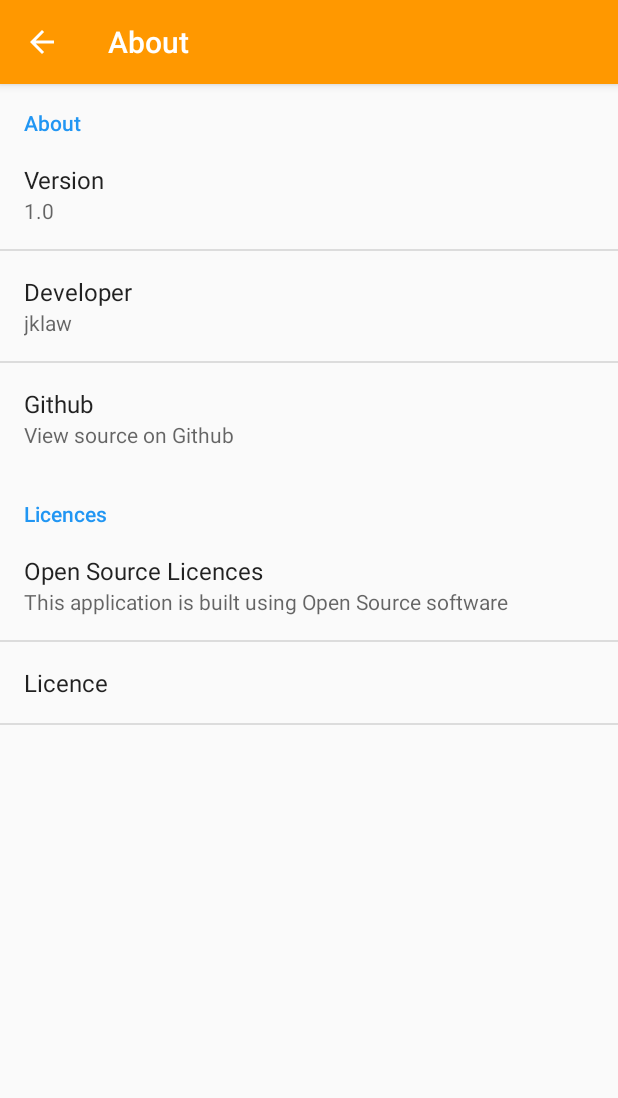
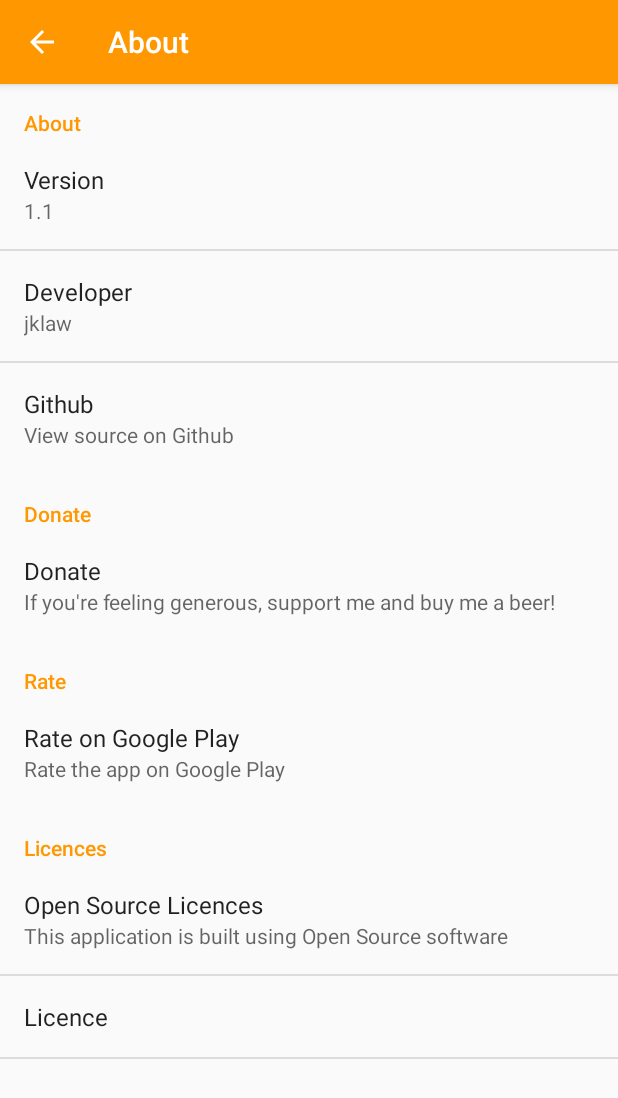
Before and after one commit to jkl1690/Bitconnect-Carlos-Soundboard, an Android app: the AboutActivity screen opened directly, with no data from a screen before it, on a phone screen of 412 x 824 dp. Shown: the top 1098 px of the screen. Run offline under Robolectric (Android 15) with nearby library versions, the phone set to English and light mode, and no system bars; our stand-ins replace AdMob; libraries missing offline, so code that uses them is left out: de.psdev.licensesdialog.

Commit message:
MediaPlayer fix, layout changes
MediaPlayer fix
Layout changes
Licence change
Preference cleanup

```diff
--- a/app/src/main/java/tech/jklaw/bitconnectcarlossoundboard/AppCompatPreferenceActivity.java
+++ b/app/src/main/java/tech/jklaw/bitconnectcarlossoundboard/AppCompatPreferenceActivity.java
@@ -22,6 +22,7 @@ import android.content.res.Configuration;
 import android.os.Bundle;
 import android.preference.PreferenceActivity;
 import android.support.annotation.LayoutRes;
+import android.support.annotation.NonNull;
 import android.support.annotation.Nullable;
 import android.support.v7.app.ActionBar;
 import android.support.v7.app.AppCompatDelegate;
@@ -59,6 +60,7 @@ public abstract class AppCompatPreferenceActivity extends PreferenceActivity {
         getDelegate().setSupportActionBar(toolbar);
     }
 
+    @NonNull
     @Override
     public MenuInflater getMenuInflater() {
         return getDelegate().getMenuInflater();
--- a/app/src/main/res/layout/content_main.xml
+++ b/app/src/main/res/layout/content_main.xml
@@ -26,7 +26,7 @@
     <ListView
         android:id="@+id/listView"
         android:layout_width="match_parent"
-        android:layout_height="wrap_content"
+        android:layout_height="460dp"
         android:layout_alignParentStart="true"
         android:layout_alignParentTop="true"
         android:footerDividersEnabled="false"
--- a/app/src/main/res/values/colors.xml
+++ b/app/src/main/res/values/colors.xml
@@ -20,5 +20,5 @@
 <resources>
     <color name="colorPrimary">#FF9800</color>
     <color name="colorPrimaryDark">#F57C00</color>
-    <color name="colorAccent">#2196f3</color>
+    <color name="colorAccent">#FF9800</color>
 </resources>
--- a/app/src/main/res/values/strings.xml
+++ b/app/src/main/res/values/strings.xml
@@ -19,7 +19,7 @@
 <resources>
     <string name="action_about">About</string>
     <string name="app_name">Bitconnect Carlos Soundboard</string>
-    <string name="app_version">1.0</string>
+    <string name="app_version">1.1</string>
     <string name="version_title">Version</string>
     <string name="open_source_about">This application is built using Open Source software</string>
     <string name="licences">Open Source Licences</string>
@@ -32,6 +32,11 @@
     <string name="changelog_title">What\'s New</string>
     <string name="changelog_ok_button">OK</string>
     <string name="changelog_show_full">More…</string>
+    <string name="rate_title">Rate</string>
+    <string name="rate_play">Rate on Google Play</string>
+    <string name="rate_play_summary">Rate the app on Google Play</string>
+    <string name="donate_title">Donate</string>
+    <string name="donate_summary">If you\'re feeling generous, support me and buy me a beer!</string>
     <string-array name="sounds">
         <item>137 Days</item>
         <item>$140000</item>
@@ -76,6 +81,10 @@
         <item>Wusuwusuwusu</item>
         <item>Yeyeyeyeyeye</item>
     </string-array>
+    <string-array name="donation_google_catalog_values">
+        <item>2 Pounds</item>
+        <item>5 Pounds</item>
+    </string-array>
+    <string name="donation_paypal_item">Donation</string>
     <string name="title_about">About</string>
-
 </resources>
--- a/app/src/main/res/xml/about.xml
+++ b/app/src/main/res/xml/about.xml
@@ -38,6 +38,28 @@
         </Preference>
     </PreferenceCategory>
     <PreferenceCategory
+        android:title="Donate">
+        <Preference
+            android:key="donate"
+            android:summary="@string/donate_summary"
+            android:title="@string/donate_title">
+            <intent
+                android:action="android.intent.action.VIEW"
+                android:targetPackage="tech.jklaw.bitconnectcarlossoundboard"
+                android:targetClass="tech.jklaw.bitconnectcarlossoundboard.DonationsActivity" />
+        </Preference>
+    </PreferenceCategory>
+    <PreferenceCategory
+        android:title="@string/rate_title">
+        <Preference
+            android:title="@string/rate_play"
+            android:summary="@string/rate_play_summary">
+            <intent
+                android:action="android.intent.action.VIEW"
+                android:data="https://play.google.com/store/apps/details?id=tech.jklaw.bitconnectcarlossoundboard"/>
+        </Preference>
+    </PreferenceCategory>
+    <PreferenceCategory
         android:title="Licences">
         <Preference
             android:key="open_source"
--- a/build.gradle
+++ b/build.gradle
@@ -28,7 +28,7 @@ buildscript {
         }
     }
     dependencies {
-        classpath 'com.android.tools.build:gradle:3.0.1'
+        classpath 'com.android.tools.build:gradle:3.1.1'
         classpath 'com.google.gms:google-services:3.1.0'
         classpath 'io.fabric.tools:gradle:1.24.4'
 
```
Also changed, not shown: app/build.gradle (+15 -14 lines), app/src/main/AndroidManifest.xml (+9 -0 lines), app/src/main/java/tech/jklaw/bitconnectcarlossoundboard/AboutActivity.java (+9 -1 lines), app/src/main/java/tech/jklaw/bitconnectcarlossoundboard/DonationsActivity.java (added, +46 -0 lines), app/src/main/java/tech/jklaw/bitconnectcarlossoundboard/MainActivity.java (+38 -8 lines), app/src/main/res/layout/donations_activity.xml (added, +14 -0 lines), app/src/main/res/xml/changelog_master.xml (+7 -0 lines), gradle/wrapper/gradle-wrapper.properties, 6 other files.
